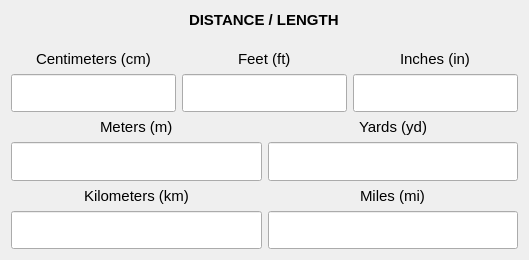
dimitris47/units, file distancewidget.ui: the form before one commit.
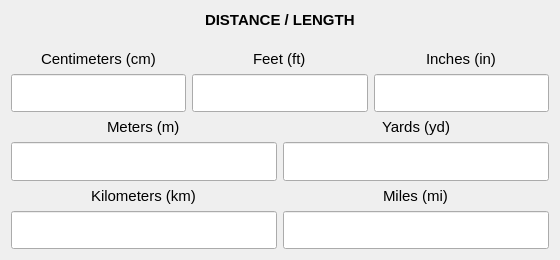
The form after the commit.

Commit message: size policy

Patch:
```diff
--- a/distancewidget.ui
+++ b/distancewidget.ui
@@ -6,10 +6,16 @@
    <rect>
     <x>0</x>
     <y>0</y>
-    <width>529</width>
+    <width>560</width>
     <height>260</height>
    </rect>
   </property>
+  <property name="sizePolicy">
+   <sizepolicy hsizetype="MinimumExpanding" vsizetype="Preferred">
+    <horstretch>0</horstretch>
+    <verstretch>0</verstretch>
+   </sizepolicy>
+  </property>
   <property name="windowTitle">
    <string>Frame</string>
   </property>
```
The commit also changes 2 other files.
